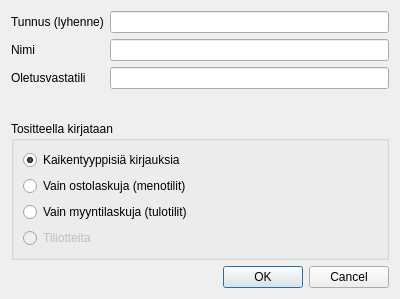
The window that kitupiikki/maaritys/tositelajidialogi.ui (artoh/kitupiikki) describes before a commit, drawn with Qt 5.
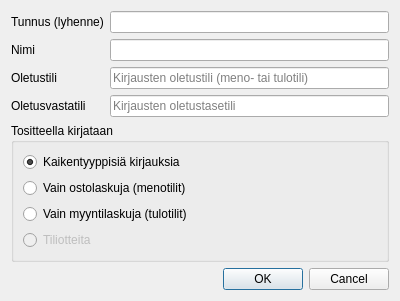
The same window after the commit. Custom widgets are drawn as their Qt base class.

```diff
--- a/kitupiikki/maaritys/tositelajidialogi.ui
+++ b/kitupiikki/maaritys/tositelajidialogi.ui
@@ -36,15 +36,33 @@
      <item row="1" column="1">
       <widget class="QLineEdit" name="nimiEdit"/>
      </item>
-     <item row="2" column="0">
+     <item row="3" column="0">
       <widget class="QLabel" name="label_3">
        <property name="text">
         <string>Oletusvastatili</string>
        </property>
       </widget>
      </item>
+     <item row="3" column="1">
+      <widget class="TilinvalintaLine" name="vastatiliEdit">
+       <property name="placeholderText">
+        <string>Kirjausten oletustasetili</string>
+       </property>
+      </widget>
+     </item>
+     <item row="2" column="0">
+      <widget class="QLabel" name="label_4">
+       <property name="text">
+        <string>Oletustili</string>
+       </property>
+      </widget>
+     </item>
      <item row="2" column="1">
-      <widget class="TilinvalintaLine" name="vastatiliEdit"/>
+      <widget class="TilinvalintaLine" name="oletusTiliEdit">
+       <property name="placeholderText">
+        <string>Kirjausten oletustili (meno- tai tulotili)</string>
+       </property>
+      </widget>
      </item>
     </layout>
    </item>
```
Left out of the diff: 16 changed lines with no effect on the pictures.
